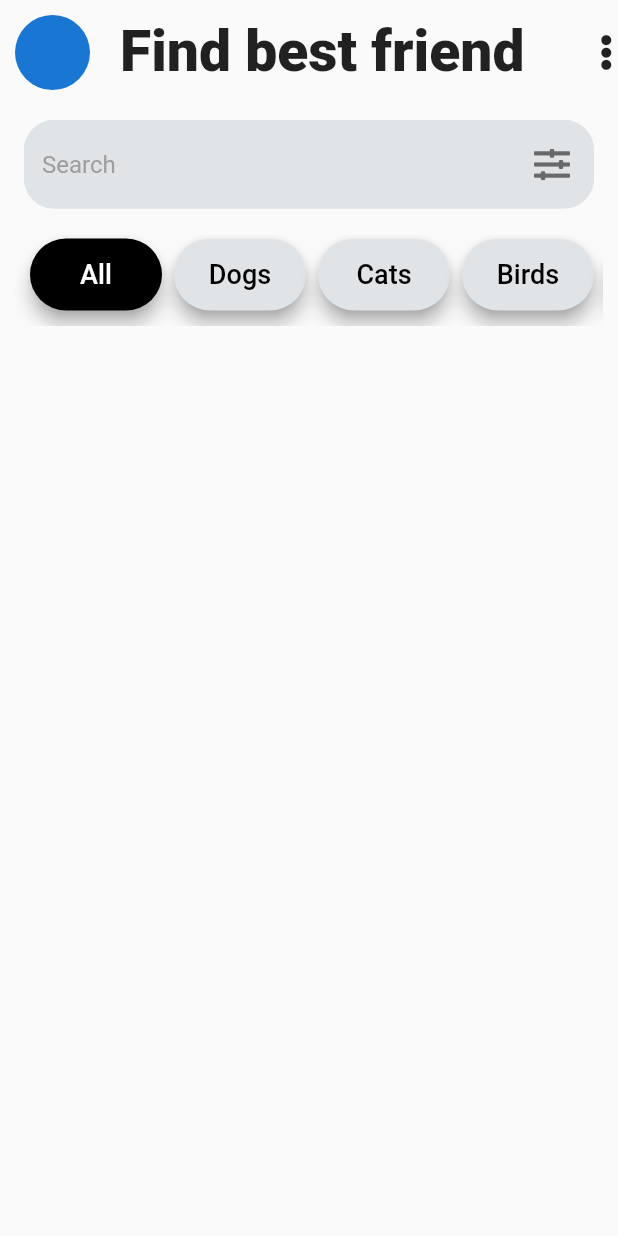
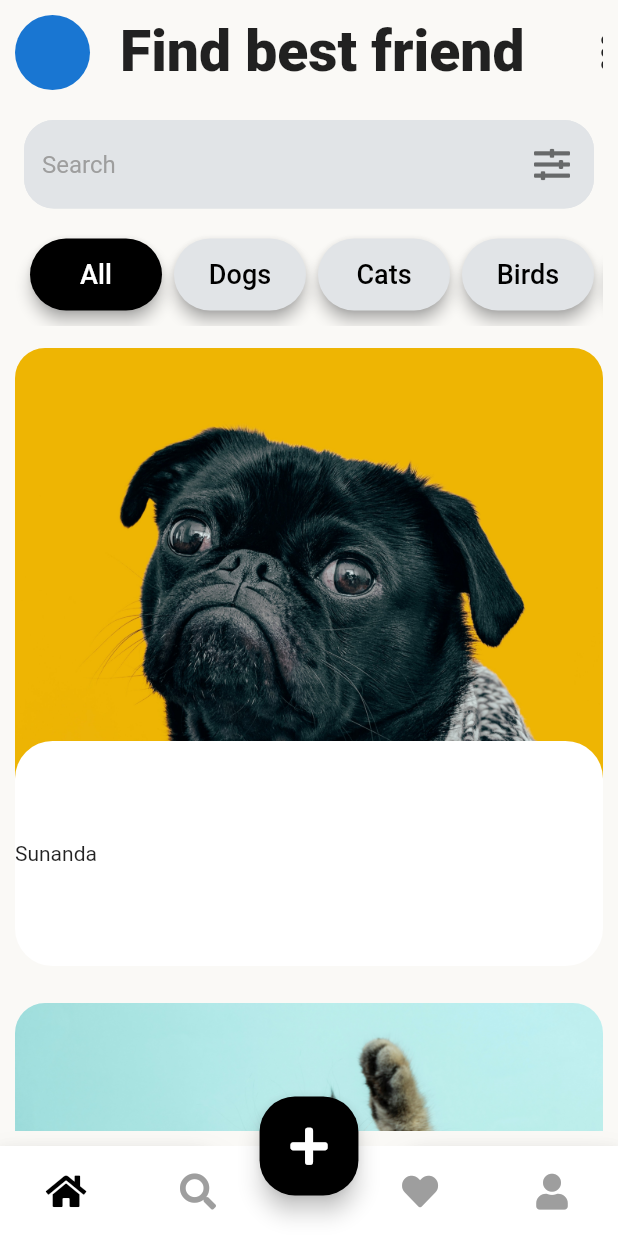
Before and after one commit to ShubhP23/find_best_friend, a Flutter app: the screen it shows after launch, after a tap on "All", on a phone screen of 412 x 824 dp. Run offline on Flutter 3.47's test engine with Material 2 defaults, Android fonts, the phone set to English and light mode, and no system bars; our stand-ins replace font_awesome_flutter.

Commit message:
home screen update

```diff
--- /dev/null
+++ b/find_best_friend/lib/components.dart/home_card.dart
@@ -0,0 +1,65 @@
+import 'package:flutter/material.dart';
+
+class HomeCard extends StatelessWidget {
+  final String? cardImage;
+  HomeCard({@required this.cardImage});
+  @override
+  Widget build(BuildContext context) {
+    return Column(
+      children: [
+        Stack(
+          alignment: Alignment.bottomCenter,
+          children: [
+            Column(
+              mainAxisAlignment: MainAxisAlignment.start,
+              children: [
+                Container(
+                  height: MediaQuery.of(context).size.height * .5,
+                  decoration: BoxDecoration(
+                    borderRadius: BorderRadius.only(
+                      topLeft: Radius.circular(
+                        20.0,
+                      ),
+                      topRight: Radius.circular(
+                        20.0,
+                      ),
+                      bottomLeft: Radius.circular(100.0),
+                      bottomRight: Radius.circular(100.0),
+                    ),
+                    image: DecorationImage(
+                      image: AssetImage(cardImage!),
+                      fit: BoxFit.fitWidth,
+                      alignment: Alignment.topCenter,
+                    ),
+                  ),
+                )
+              ],
+            ),
+            Container(
+              height: 150.0,
+              decoration: BoxDecoration(
+                color: Colors.white,
+                borderRadius: BorderRadius.all(
+                  Radius.circular(
+                    25.0,
+                  ),
+                ),
+              ),
+              child: Column(
+                mainAxisAlignment: MainAxisAlignment.center,
+                children: [
+                  Row(
+                    children: [Text('Sunanda')],
+                  ),
+                ],
+              ),
+            ),
+          ],
+        ),
+        SizedBox(
+          height: MediaQuery.of(context).size.height * .03,
+        )
+      ],
+    );
+  }
+}
--- a/find_best_friend/lib/components.dart/rounded_widget.dart
+++ b/find_best_friend/lib/components.dart/rounded_widget.dart
@@ -15,7 +15,7 @@ class Rounded_widget extends StatelessWidget {
   Widget build(BuildContext context) {
     return Material(
       shadowColor: Colors.grey,
-      elevation: 5.0,
+      elevation: 4.0,
       color: colour,
       borderRadius: BorderRadius.all(Radius.circular(30.0)),
       child: MaterialButton(
--- a/find_best_friend/lib/screens.dart/home_page.dart
+++ b/find_best_friend/lib/screens.dart/home_page.dart
@@ -2,8 +2,10 @@ import 'package:flutter/material.dart';
 import 'package:font_awesome_flutter/font_awesome_flutter.dart';
 import 'package:find_best_friend/constants.dart';
 import 'package:find_best_friend/components.dart/rounded_widget.dart';
+import 'package:find_best_friend/components.dart/home_card.dart';
 
 enum _roundWidget { all, dogs, cats, birds, rabbits }
+int currentTab = 0;
 
 class HomePage extends StatefulWidget {
   static const String id = 'homePage';
@@ -17,9 +19,15 @@ class _HomePageState extends State<HomePage> {
   @override
   Widget build(BuildContext context) {
     return Scaffold(
-      body: SafeArea(
+      backgroundColor: Color(0xFFFAF9F6),
+      body: GestureDetector(
+        onTap: () {
+          FocusScope.of(context).unfocus();
+        },
+        child: SafeArea(
           child: Padding(
             padding: const EdgeInsets.all(10.0),
+            child: SingleChildScrollView(
               child: Column(
                 children: [
                   Row(
@@ -139,11 +147,106 @@ class _HomePageState extends State<HomePage> {
                       ],
                     ),
                   ),
-              Container(),
+                  SizedBox(height: 15.0),
+                  Center(
+                    child: Column(
+                      mainAxisAlignment: MainAxisAlignment.start,
+                      children: [
+                        HomeCard(
+                          cardImage: 'images/charles-dog.jpg',
+                        ),
+                        HomeCard(cardImage: 'images/alvan-cat.jpg'),
+                      ],
+                    ),
+                  ),
                 ],
               ),
             ),
           ),
+        ),
+      ),
+      floatingActionButton: Container(
+        height: MediaQuery.of(context).size.height * .08,
+        child: FittedBox(
+          child: FloatingActionButton(
+            backgroundColor: Colors.black,
+            shape: RoundedRectangleBorder(
+              borderRadius: BorderRadius.circular(20.0),
+            ),
+            onPressed: () {},
+            child: FaIcon(FontAwesomeIcons.plus),
+          ),
+        ),
+      ),
+      floatingActionButtonLocation: FloatingActionButtonLocation.centerDocked,
+      bottomNavigationBar: BottomAppBar(
+        shape: CircularNotchedRectangle(),
+        notchMargin: 30.0,
+        child: Container(
+          color: Colors.white,
+          height: 60.0,
+          child: Row(
+            mainAxisAlignment: MainAxisAlignment.spaceBetween,
+            children: [
+              Row(
+                crossAxisAlignment: CrossAxisAlignment.start,
+                children: [
+                  MaterialButton(
+                    onPressed: () {
+                      setState(() {
+                        currentTab = 0;
+                      });
+                    },
+                    child: FaIcon(
+                      FontAwesomeIcons.home,
+                      color: currentTab == 0 ? Colors.black : Colors.grey,
+                    ),
+                  ),
+                  MaterialButton(
+                    onPressed: () {
+                      setState(() {
+                        currentTab = 1;
+                      });
+                    },
+                    child: FaIcon(
+                      FontAwesomeIcons.search,
+                      color: currentTab == 1 ? Colors.black : Colors.grey,
+                    ),
+                  )
+                ],
+              ),
+              Row(
+                crossAxisAlignment: CrossAxisAlignment.start,
+                children: [
+                  MaterialButton(
+                    onPressed: () {
+                      setState(() {
+                        currentTab = 2;
+                      });
+                    },
+                    child: FaIcon(
+                      FontAwesomeIcons.solidHeart,
+                      color: currentTab == 2 ? Colors.black : Colors.grey,
+                    ),
+                  ),
+                  MaterialButton(
+                    onPressed: () {
+                      setState(() {
+                        currentTab = 3;
+                      });
+                    },
+                    child: FaIcon(
+                      FontAwesomeIcons.solidUser,
+                      color: currentTab == 3 ? Colors.black : Colors.grey,
+                    ),
+                  )
+                ],
+              ),
+            ],
+          ),
+        ),
+      ),
+      resizeToAvoidBottomInset: false,
     );
   }
 }
```
Also changed, not shown: find_best_friend/pubspec.yaml (+4 -40 lines), find_best_friend/images/alvan-cat.jpg (added), find_best_friend/images/camylla-dog.jpg (added), find_best_friend/images/camylla-dog2.jpg (added), find_best_friend/images/charles-dog.jpg (added), find_best_friend/images/charles-dog2.jpg (added), find_best_friend/images/manja-cat.jpg (added), 1 other file. Lines whose indentation alone changed are shown as unchanged.
